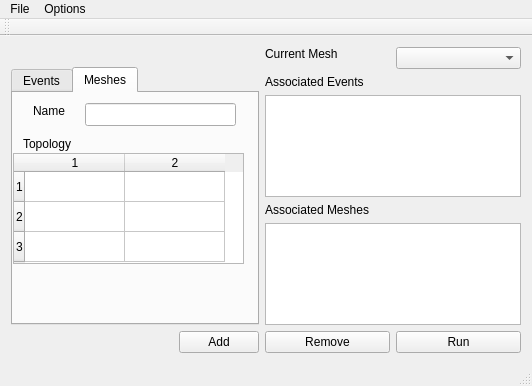
The window that GUI/cppMDGUI/mainwindow.ui (jorgehog/cppMD) describes before a commit, drawn with Qt 5.
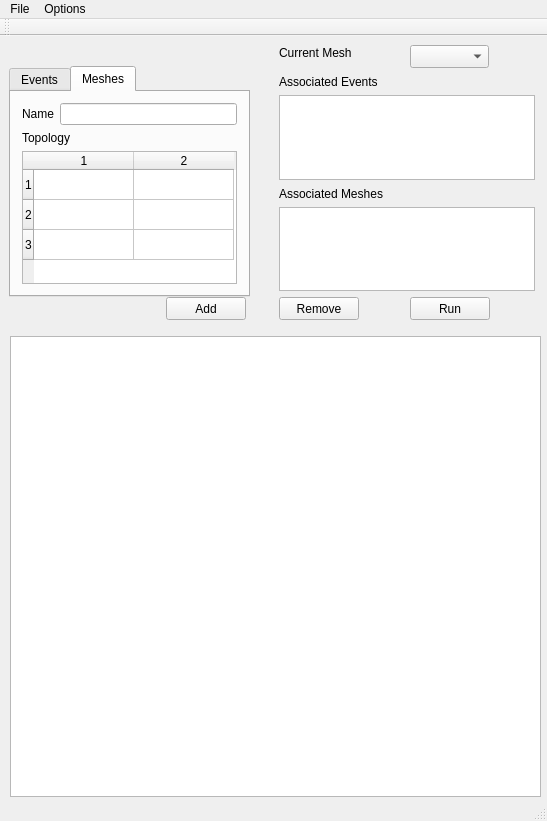
The same window after the commit.

Commit message: screwed up the UI file, but the vis is working well. Its very slow tho because of all the jazz

Diff of the .ui file:
```diff
--- a/GUI/cppMDGUI/mainwindow.ui
+++ b/GUI/cppMDGUI/mainwindow.ui
@@ -6,81 +6,131 @@
    <rect>
     <x>0</x>
     <y>0</y>
-    <width>532</width>
-    <height>386</height>
+    <width>547</width>
+    <height>821</height>
    </rect>
   </property>
   <property name="windowTitle">
    <string>MainWindow</string>
   </property>
   <widget class="QWidget" name="centralWidget">
-   <layout class="QGridLayout" name="gridLayout">
-    <item row="0" column="2">
      <widget class="QLabel" name="label_2">
+    <property name="geometry">
+     <rect>
+      <x>279</x>
+      <y>9</y>
+      <width>81</width>
+      <height>16</height>
+     </rect>
+    </property>
       <property name="text">
        <string>Current Mesh</string>
       </property>
      </widget>
-    </item>
-    <item row="0" column="3" rowspan="2">
-     <widget class="QComboBox" name="meshComboBox"/>
-    </item>
-    <item row="6" column="2">
+   <widget class="QComboBox" name="meshComboBox">
+    <property name="geometry">
+     <rect>
+      <x>410</x>
+      <y>9</y>
+      <width>79</width>
+      <height>23</height>
+     </rect>
+    </property>
+   </widget>
      <widget class="QPushButton" name="pushButton">
+    <property name="geometry">
+     <rect>
+      <x>279</x>
+      <y>261</y>
+      <width>80</width>
+      <height>23</height>
+     </rect>
+    </property>
       <property name="text">
        <string>Remove</string>
       </property>
      </widget>
-    </item>
-    <item row="2" column="2" colspan="2">
      <widget class="QLabel" name="label_3">
+    <property name="geometry">
+     <rect>
+      <x>279</x>
+      <y>38</y>
+      <width>110</width>
+      <height>16</height>
+     </rect>
+    </property>
       <property name="text">
        <string>Associated Events</string>
       </property>
      </widget>
-    </item>
-    <item row="3" column="2" colspan="2">
-     <widget class="QListWidget" name="EventList"/>
-    </item>
-    <item row="4" column="2" colspan="2">
+   <widget class="QListWidget" name="EventList">
+    <property name="geometry">
+     <rect>
+      <x>279</x>
+      <y>59</y>
+      <width>256</width>
+      <height>85</height>
+     </rect>
+    </property>
+   </widget>
      <widget class="QLabel" name="label_6">
+    <property name="geometry">
+     <rect>
+      <x>279</x>
+      <y>150</y>
+      <width>114</width>
+      <height>16</height>
+     </rect>
+    </property>
       <property name="text">
        <string>Associated Meshes</string>
       </property>
      </widget>
-    </item>
-    <item row="5" column="2" colspan="2">
-     <widget class="QListWidget" name="listWidget"/>
-    </item>
-    <item row="6" column="1">
+   <widget class="QListWidget" name="listWidget">
+    <property name="geometry">
+     <rect>
+      <x>279</x>
+      <y>171</y>
+      <width>256</width>
+      <height>84</height>
+     </rect>
+    </property>
+   </widget>
      <widget class="QPushButton" name="pushButton_3">
+    <property name="geometry">
+     <rect>
+      <x>166</x>
+      <y>261</y>
+      <width>80</width>
+      <height>23</height>
+     </rect>
+    </property>
       <property name="text">
        <string>Add</string>
       </property>
      </widget>
-    </item>
-    <item row="6" column="3">
      <widget class="QPushButton" name="pushButton_2">
+    <property name="geometry">
+     <rect>
+      <x>410</x>
+      <y>261</y>
+      <width>80</width>
+      <height>23</height>
+     </rect>
+    </property>
       <property name="text">
        <string>Run</string>
       </property>
      </widget>
-    </item>
-    <item row="6" column="0">
-     <spacer name="horizontalSpacer">
-      <property name="orientation">
-       <enum>Qt::Horizontal</enum>
-      </property>
-      <property name="sizeHint" stdset="0">
-       <size>
-        <width>40</width>
-        <height>20</height>
-       </size>
-      </property>
-     </spacer>
-    </item>
-    <item row="1" column="0" rowspan="5" colspan="2">
      <widget class="QTabWidget" name="tabWidget">
+    <property name="geometry">
+     <rect>
+      <x>9</x>
+      <y>30</y>
+      <width>241</width>
+      <height>231</height>
+     </rect>
+    </property>
       <property name="currentIndex">
        <number>1</number>
       </property>
@@ -155,68 +205,53 @@
        <attribute name="title">
         <string>Meshes</string>
        </attribute>
-       <widget class="QTableWidget" name="tableWidget_mesh">
-        <property name="geometry">
-         <rect>
-          <x>0</x>
-          <y>60</y>
-          <width>231</width>
-          <height>111</height>
-         </rect>
-        </property>
-        <property name="rowCount">
-         <number>3</number>
-        </property>
-        <property name="columnCount">
-         <number>2</number>
-        </property>
-        <row/>
-        <row/>
-        <row/>
-        <column/>
-        <column/>
-       </widget>
-       <widget class="QLabel" name="label_4">
-        <property name="geometry">
-         <rect>
-          <x>10</x>
-          <y>40</y>
-          <width>101</width>
-          <height>21</height>
-         </rect>
-        </property>
-        <property name="text">
-         <string>Topology</string>
-        </property>
-       </widget>
+     <layout class="QFormLayout" name="formLayout">
+      <item row="0" column="0">
        <widget class="QLabel" name="label_5">
-        <property name="geometry">
-         <rect>
-          <x>20</x>
-          <y>10</y>
-          <width>57</width>
-          <height>15</height>
-         </rect>
-        </property>
         <property name="text">
          <string>Name</string>
         </property>
        </widget>
-       <widget class="QLineEdit" name="lineEdit">
-        <property name="geometry">
-         <rect>
-          <x>72</x>
-          <y>10</y>
-          <width>151</width>
-          <height>23</height>
-         </rect>
+      </item>
+      <item row="0" column="1">
+       <widget class="QLineEdit" name="lineEdit"/>
+      </item>
+      <item row="1" column="0" colspan="2">
+       <widget class="QLabel" name="label_4">
+        <property name="text">
+         <string>Topology</string>
         </property>
        </widget>
-      </widget>
+      </item>
+      <item row="2" column="0" colspan="2">
+       <widget class="QTableWidget" name="tableWidget_mesh">
+        <property name="rowCount">
+         <number>3</number>
+        </property>
+        <property name="columnCount">
+         <number>2</number>
+        </property>
+        <row/>
+        <row/>
+        <row/>
+        <column/>
+        <column/>
      </widget>
     </item>
    </layout>
   </widget>
+   </widget>
+   <widget class="QGraphicsView" name="graphicsViewWOT">
+    <property name="geometry">
+     <rect>
+      <x>10</x>
+      <y>300</y>
+      <width>531</width>
+      <height>461</height>
+     </rect>
+    </property>
+   </widget>
+  </widget>
   <widget class="QToolBar" name="mainToolBar">
    <attribute name="toolBarArea">
     <enum>TopToolBarArea</enum>
@@ -231,8 +266,8 @@
     <rect>
      <x>0</x>
      <y>0</y>
-     <width>532</width>
-     <height>25</height>
+     <width>547</width>
+     <height>20</height>
     </rect>
    </property>
    <widget class="QMenu" name="menuUberGUI">
```
Lines whose indentation alone changed are shown as unchanged. The commit also changes 7 other files.
